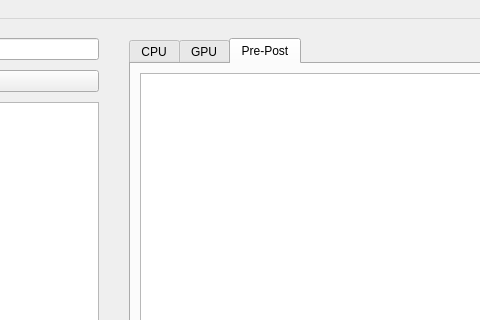
This is schedule_generator_display.ui in misunyu/multimodel-scheduling as Qt 5 draws it before an edit; both pictures show x 552 to 1032 and y 0 to 320 of the 1400 by 863 pixel window. The edited form follows.
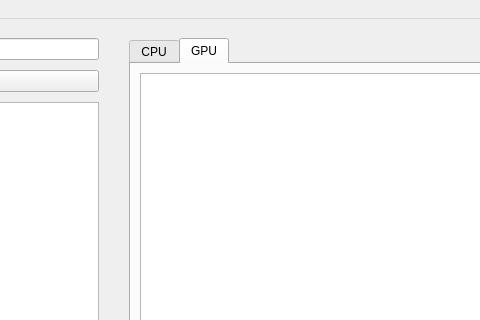
This is the edited form. The open tabs and pages were chosen to show the change.

Commit message:
Refactor profiling workflow and remove Pre/Post table
- Introduced GPU and CPU profiling workers for non-blocking execution with PyQt threads.
- Removed unused Pre/Post table and associated UI logic for simplification.
- Consolidated profiling logic, using async methods for cleaner scalability.
- Updated result tab to replace NPU-specific columns with unified GPU metrics.

The edit to the form file:
```diff
--- a/schedule_generator_display.ui
+++ b/schedule_generator_display.ui
@@ -133,16 +133,6 @@
           </item>
          </layout>
         </widget>
-        <widget class="QWidget" name="pre_post_tab">
-         <attribute name="title">
-          <string>Pre-Post</string>
-         </attribute>
-         <layout class="QVBoxLayout" name="pre_post_layout">
-          <item>
-           <widget class="QTableWidget" name="pre_post_table"/>
-          </item>
-         </layout>
-        </widget>
        </widget>
       </item>
       <item>
```
The commit also changes 5 other files.
